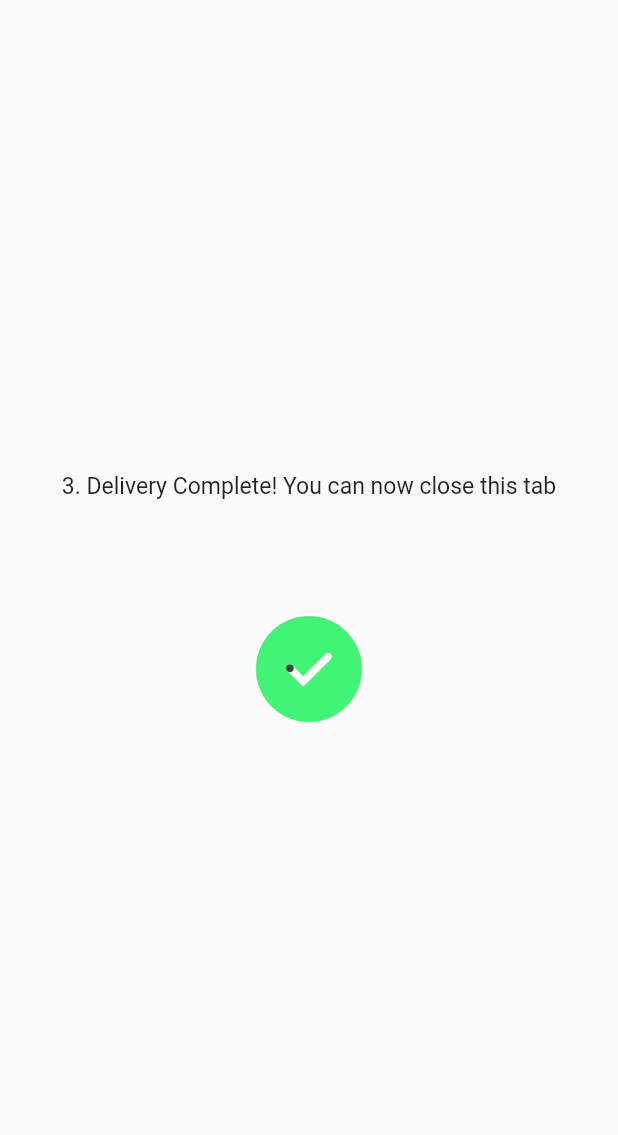
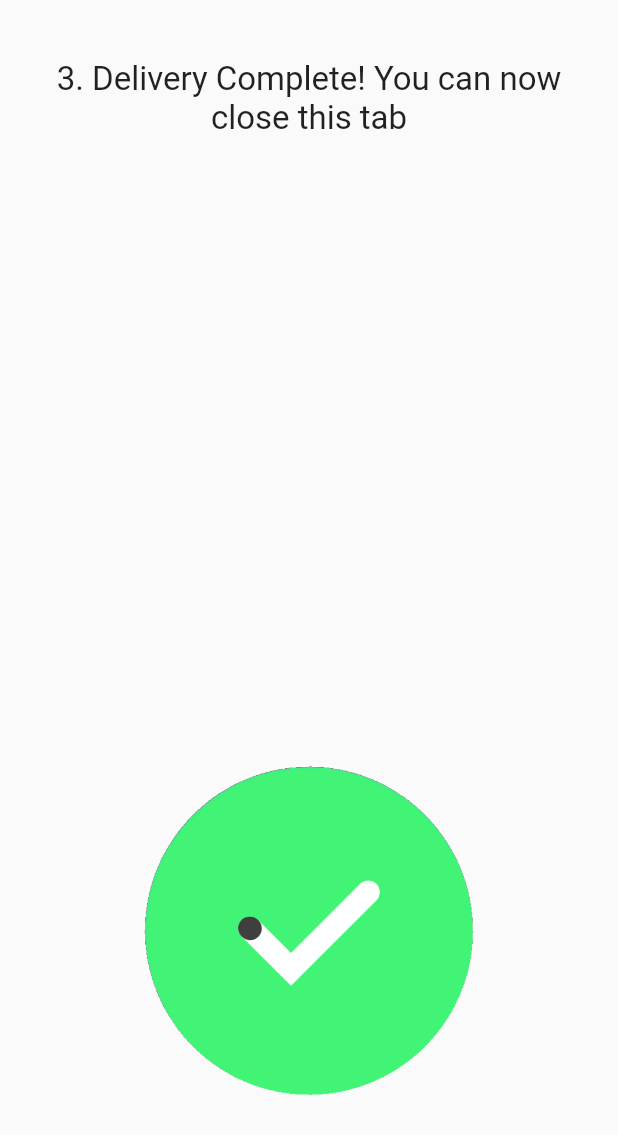
Before and after one commit to SDP-2023-G8/courier-service, a Flutter app: the CameraScreen screen opened by its route, after a tap on "Skip", on a phone screen of 412 x 824 dp. Shown: the top 1135 px of the screen. Run offline on Flutter 3.47's test engine with Material 2 defaults, Android fonts, the light colour scheme and no system bars; our stand-ins replace camera, firebase_core, firebase_database, firebase_storage, qr_flutter; accounts and stored records are empty; statements that could not run were skipped.

Commit message:
Adds Buttons Frontend

```diff
--- a/courier_web_app/lib/src/pages/camera_screen.dart
+++ b/courier_web_app/lib/src/pages/camera_screen.dart
@@ -28,6 +28,8 @@ class _CameraScreen extends State<CameraScreen> {
 
   @override
   void initState() {
+    imageCache!.clear();
+    imageCache!.clearLiveImages();
     super.initState();
     resetCameraController();
     String host = 'localhost';
@@ -112,24 +114,33 @@ class _CameraScreen extends State<CameraScreen> {
                             child: Row(
                               mainAxisAlignment: MainAxisAlignment.spaceAround,
                               children: [
-                                ElevatedButton(
-                                    style: ElevatedButton.styleFrom(
+                                TextButton(
+                                    style: TextButton.styleFrom(
+                                        minimumSize: Size(
+                                            MediaQuery.of(context).size.width /
+                                                    2 -
+                                                50,
+                                            50),
                                         backgroundColor: Colors.black,
-                                        shape: const RoundedRectangleBorder(
-                                            borderRadius: BorderRadius.all(
-                                                Radius.circular(23)))),
+                                        padding: const EdgeInsets.symmetric(
+                                            horizontal: 30.0, vertical: 15.0)),
                                     child: const Text(
-                                      'Re-take Photo',
+                                      'Retake',
                                       style: TextStyle(
                                           color: Colors.white, fontSize: 20),
                                     ),
                                     onPressed: () => callSetStateImage('')),
-                                ElevatedButton(
-                                    style: ElevatedButton.styleFrom(
-                                        backgroundColor: Colors.green,
-                                        shape: const RoundedRectangleBorder(
-                                            borderRadius: BorderRadius.all(
-                                                Radius.circular(23)))),
+                                TextButton(
+                                    style: TextButton.styleFrom(
+                                      minimumSize: Size(
+                                          MediaQuery.of(context).size.width /
+                                                  2 -
+                                              50,
+                                          50),
+                                      backgroundColor: const Color(0xff7fb069),
+                                      padding: const EdgeInsets.symmetric(
+                                          horizontal: 30.0, vertical: 15.0),
+                                    ),
                                     child: const Text(
                                       'Submit',
                                       style: TextStyle(
@@ -143,7 +154,7 @@ class _CameraScreen extends State<CameraScreen> {
                                             builder: (context) =>
                                                 const ConfirmScreen()),
                                       );
-                                    })
+                                    }),
                               ],
                             ),
                           )
--- a/courier_web_app/lib/src/pages/confirm_screen.dart
+++ b/courier_web_app/lib/src/pages/confirm_screen.dart
@@ -6,26 +6,25 @@ class ConfirmScreen extends StatelessWidget {
   @override
   Widget build(BuildContext context) {
     return Scaffold(
-      body: Center(
+      body: Padding(
+        padding: const EdgeInsets.fromLTRB(10, 40, 10, 10),
+        child: Center(
           child: Column(
             mainAxisAlignment: MainAxisAlignment.center,
             children: [
-            const FractionallySizedBox(
-              widthFactor: 0.8,
-              child: FittedBox(
-                  fit: BoxFit.contain,
+              const Expanded(
                 child: Text(
                   '3. Delivery Complete! You can now close this tab',
+                  textAlign: TextAlign.center,
                   style: TextStyle(fontSize: 22),
-                  )),
                 ),
-            const SizedBox(
-              height: 50,
               ),
-            Image.asset("assets/img/check.gif",
-                height: 125.0, width: 125.0, fit: BoxFit.fitWidth)
-            // VERIFIED GIF
+              Expanded(
+                child:
+                    Image.asset("assets/img/check.gif", fit: BoxFit.fitWidth),
+              ),
             ],
+          ),
         ),
       ),
     );
```
Lines whose indentation alone changed are shown as unchanged.
